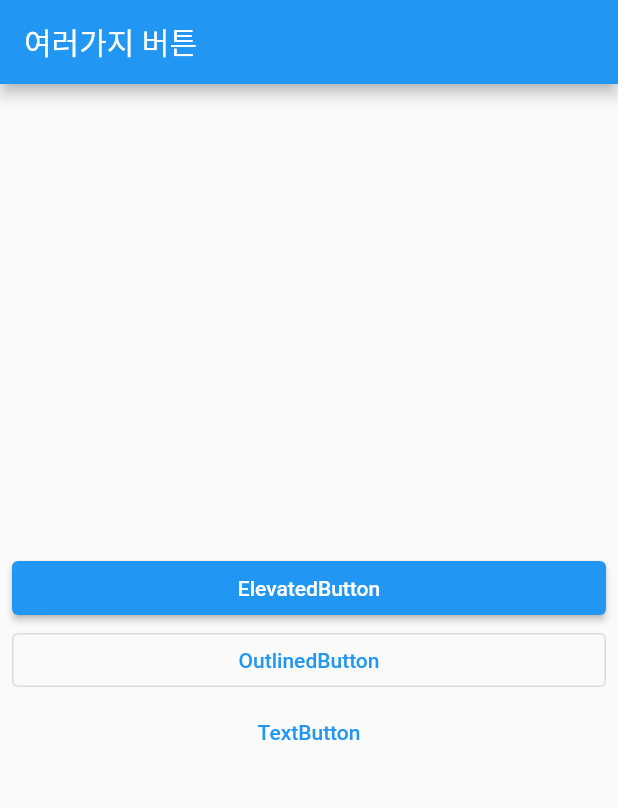
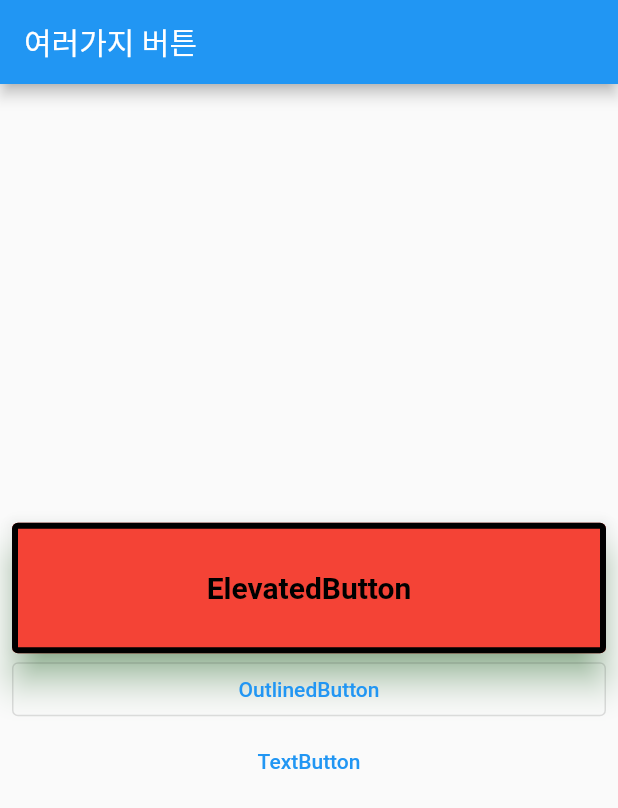
Before and after one commit to sweetswift/buttons, a Flutter app: the screen it shows after launch, on a phone screen of 412 x 824 dp. Shown: the top 808 px of the screen. Run offline on Flutter 3.47's test engine with Material 2 defaults, Android fonts, the phone set to English and light mode, and no system bars.

Commit message:
Add: ElevatedButton 속성들 추가

```diff
--- a/lib/screen/home_screen.dart
+++ b/lib/screen/home_screen.dart
@@ -17,6 +17,26 @@ class HomeScreen extends StatelessWidget {
           children: [
             ElevatedButton(
               onPressed: () {},
+              style: ElevatedButton.styleFrom(
+                //메인 컬러
+                backgroundColor: Colors.red,
+                // 글자 및 애니메이션 컬러
+                foregroundColor: Colors.black,
+                // 그림자 컬러
+                shadowColor: Colors.green,
+                //그림자 두께
+                elevation: 10.0,
+                textStyle: TextStyle(
+                  fontWeight: FontWeight.w700,
+                  fontSize: 20.0,
+                ),
+                padding: EdgeInsets.all(32.0),
+                // 버튼 테두리
+                side: BorderSide(
+                  color: Colors.black,
+                  width: 4.0,
+                ),
+              ),
               child: Text('ElevatedButton'),
             ),
             OutlinedButton(
```
